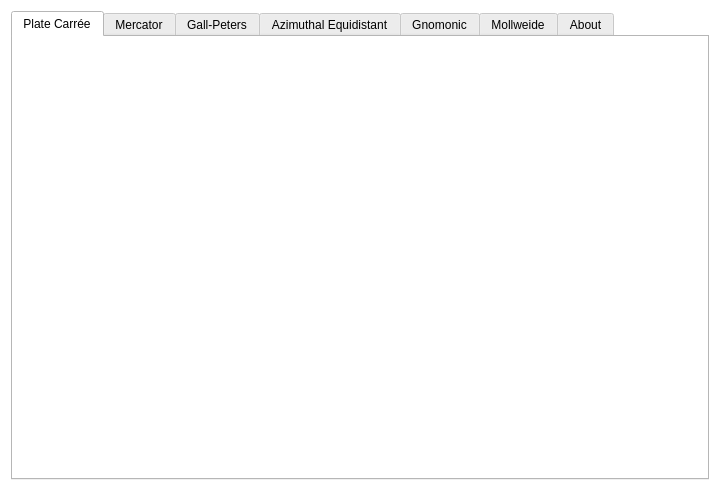
danielramosg/sphereofearth, file Program/soe.ui: the form before one commit.
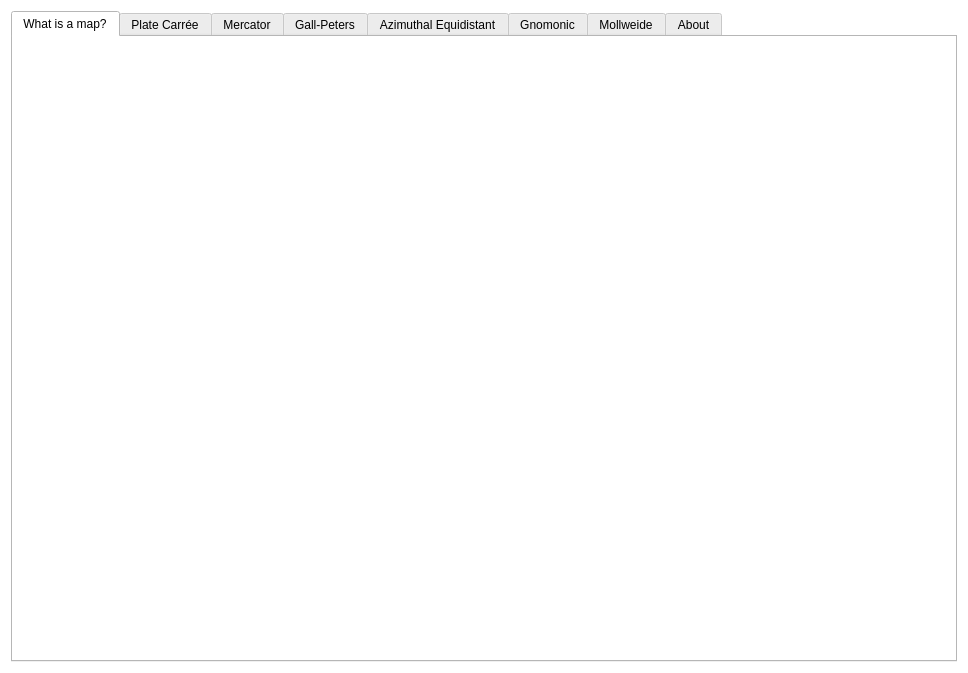
The form after the commit. Icons and pictures are not drawn.

```diff
--- a/Program/soe.ui
+++ b/Program/soe.ui
@@ -6,8 +6,8 @@
    <rect>
     <x>0</x>
     <y>0</y>
-    <width>720</width>
-    <height>491</height>
+    <width>968</width>
+    <height>673</height>
    </rect>
   </property>
   <property name="palette">
@@ -431,15 +431,174 @@
   <layout class="QHBoxLayout" name="horizontalLayout">
    <item>
     <widget class="QTabWidget" name="tabWidget">
-     <property name="enabled">
-      <bool>true</bool>
-     </property>
      <property name="autoFillBackground">
       <bool>true</bool>
      </property>
      <property name="currentIndex">
       <number>0</number>
      </property>
+     <widget class="QWidget" name="tab_intro">
+      <attribute name="title">
+       <string>What is a map?</string>
+      </attribute>
+      <layout class="QHBoxLayout" name="horizontalLayout_5">
+       <item>
+        <layout class="QGridLayout" name="gridLayout">
+         <item row="5" column="0">
+          <spacer name="verticalSpacer">
+           <property name="orientation">
+            <enum>Qt::Vertical</enum>
+           </property>
+           <property name="sizeHint" stdset="0">
+            <size>
+             <width>20</width>
+             <height>40</height>
+            </size>
+           </property>
+          </spacer>
+         </item>
+         <item row="0" column="0">
+          <spacer name="verticalSpacer_2">
+           <property name="orientation">
+            <enum>Qt::Vertical</enum>
+           </property>
+           <property name="sizeHint" stdset="0">
+            <size>
+             <width>20</width>
+             <height>40</height>
+            </size>
+           </property>
+          </spacer>
+         </item>
+         <item row="3" column="0">
+          <spacer name="verticalSpacer_3">
+           <property name="orientation">
+            <enum>Qt::Vertical</enum>
+           </property>
+           <property name="sizeHint" stdset="0">
+            <size>
+             <width>20</width>
+             <height>40</height>
+            </size>
+           </property>
+          </spacer>
+         </item>
+         <item row="1" column="0">
+          <widget class="QLabel" name="label_2">
+           <property name="sizePolicy">
+            <sizepolicy hsizetype="Fixed" vsizetype="Fixed">
+             <horstretch>1</horstretch>
+             <verstretch>1</verstretch>
+            </sizepolicy>
+           </property>
+           <property name="maximumSize">
+            <size>
+             <width>300</width>
+             <height>300</height>
+            </size>
+           </property>
+           <property name="pixmap">
+            <pixmap>img/blue_marble.png</pixmap>
+           </property>
+           <property name="scaledContents">
+            <bool>true</bool>
+           </property>
+           <property name="wordWrap">
+            <bool>false</bool>
+           </property>
+          </widget>
+         </item>
+         <item row="0" column="1" rowspan="8">
+          <widget class="QTextEdit" name="text_place">
+           <property name="sizePolicy">
+            <sizepolicy hsizetype="Preferred" vsizetype="Expanding">
+             <horstretch>0</horstretch>
+             <verstretch>0</verstretch>
+            </sizepolicy>
+           </property>
+           <property name="minimumSize">
+            <size>
+             <width>500</width>
+             <height>0</height>
+            </size>
+           </property>
+           <property name="palette">
+            <palette>
+             <active>
+              <colorrole role="Base">
+               <brush brushstyle="SolidPattern">
+                <color alpha="0">
+                 <red>255</red>
+                 <green>255</green>
+                 <blue>255</blue>
+                </color>
+               </brush>
+              </colorrole>
+             </active>
+             <inactive>
+              <colorrole role="Base">
+               <brush brushstyle="SolidPattern">
+                <color alpha="0">
+                 <red>255</red>
+                 <green>255</green>
+                 <blue>255</blue>
+                </color>
+               </brush>
+              </colorrole>
+             </inactive>
+             <disabled>
+              <colorrole role="Base">
+               <brush brushstyle="SolidPattern">
+                <color alpha="255">
+                 <red>255</red>
+                 <green>255</green>
+                 <blue>255</blue>
+                </color>
+               </brush>
+              </colorrole>
+             </disabled>
+            </palette>
+           </property>
+           <property name="autoFillBackground">
+            <bool>false</bool>
+           </property>
+           <property name="frameShape">
+            <enum>QFrame::NoFrame</enum>
+           </property>
+           <property name="readOnly">
+            <bool>true</bool>
+           </property>
+          </widget>
+         </item>
+         <item row="4" column="0">
+          <widget class="QLabel" name="label_3">
+           <property name="sizePolicy">
+            <sizepolicy hsizetype="Fixed" vsizetype="Fixed">
+             <horstretch>1</horstretch>
+             <verstretch>1</verstretch>
+            </sizepolicy>
+           </property>
+           <property name="maximumSize">
+            <size>
+             <width>300</width>
+             <height>259</height>
+            </size>
+           </property>
+           <property name="text">
+            <string/>
+           </property>
+           <property name="pixmap">
+            <pixmap>img/map.jpg</pixmap>
+           </property>
+           <property name="scaledContents">
+            <bool>true</bool>
+           </property>
+          </widget>
+         </item>
+        </layout>
+       </item>
+      </layout>
+     </widget>
      <widget class="QWidget" name="tab_pc">
       <property name="autoFillBackground">
        <bool>true</bool>
```
Left out of the diff: 38 changed lines with no effect on the pictures.
